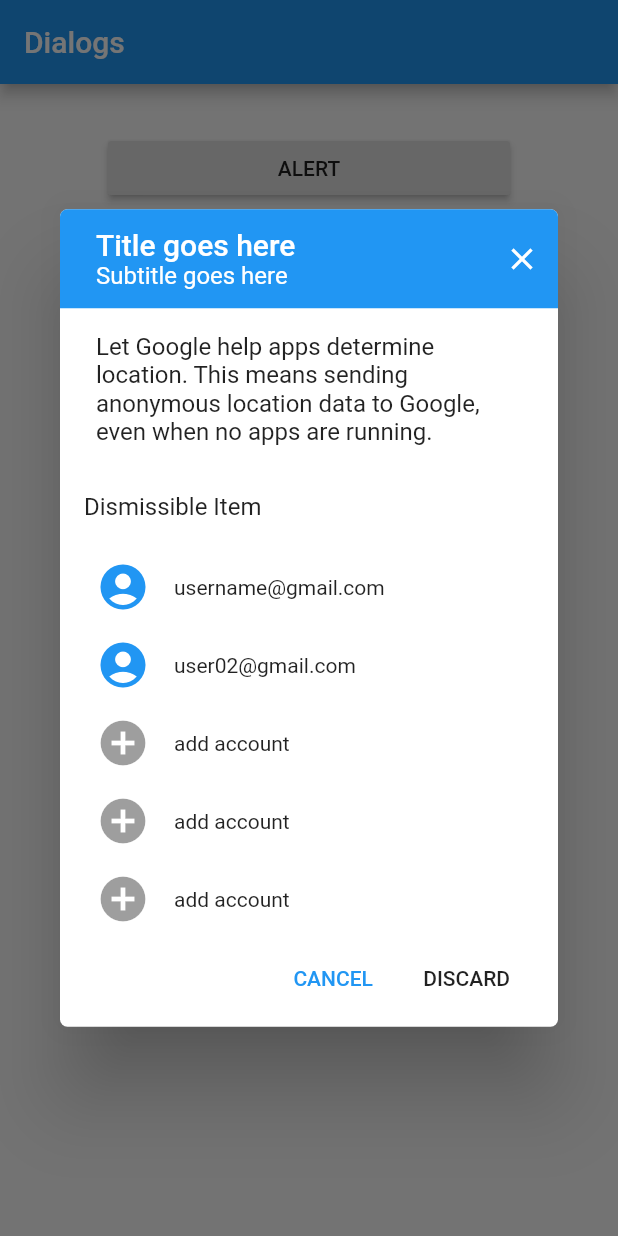
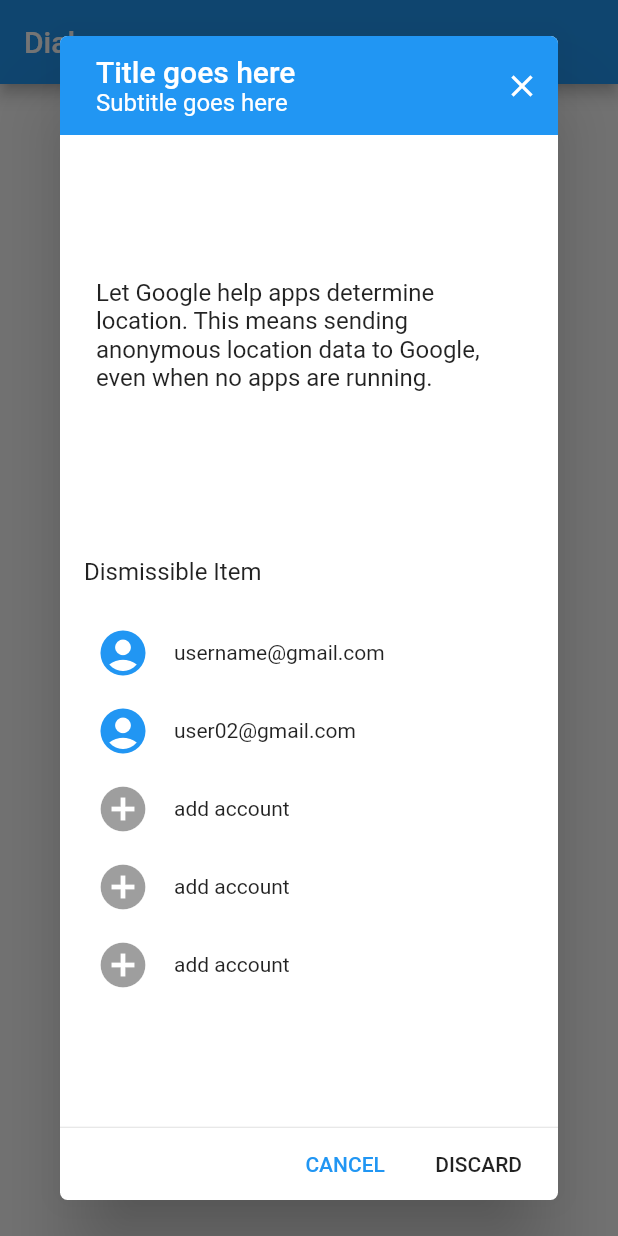
Before and after one commit to zubairehman/MaterialDialog, a Flutter app: the screen it shows after launch, after a tap on "SIMPLE", on a phone screen of 412 x 824 dp. Run offline on Flutter 3.47's test engine with Material 2 defaults, Android fonts, the phone set to English and light mode, and no system bars.

Commit message:
- added divider for actions

```diff
--- a/example/lib/ui/demo/dialog_demo.dart
+++ b/example/lib/ui/demo/dialog_demo.dart
@@ -190,6 +190,7 @@ class DialogDemoState extends State<DialogDemo> {
                   headerColor: Theme.of(context).primaryColor,
                   enableBackButton: false,
                   enableCloseButton: true,
+                  enableFullHeight: true,
                   title: Text(
                     'Title goes here',
                     style: TextStyle(color: Colors.white),
--- a/lib/widgets/button_bar.dart
+++ b/lib/widgets/button_bar.dart
@@ -64,8 +64,8 @@ class ButtonBar extends StatelessWidget {
       case ButtonBarLayoutBehavior.padded:
         return Padding(
           padding: EdgeInsets.symmetric(
-            vertical: paddingUnit,
-            horizontal: paddingUnit,
+//            vertical: paddingUnit,
+//            horizontal: paddingUnit,
           ),
           child: child,
         );
--- a/lib/widgets/dialog.dart
+++ b/lib/widgets/dialog.dart
@@ -780,8 +780,13 @@ class SimpleDialog extends StatelessWidget {
     }
 
     if (actions != null) {
-      body.add(buttonBar.ButtonBar(
-        children: actions,
+      body.add(Column(
+        children: <Widget>[
+          Divider(height: 1.0,),
+          buttonBar.ButtonBar(
+            children: actions,
+          ),
+        ],
       ));
     }
 
--- a/pubspec.yaml
+++ b/pubspec.yaml
@@ -1,6 +1,6 @@
 name: material_dialog
 description: A wrapper on top of simple dialog provided by flutter.
-version: 0.0.2
+version: 0.0.3
 author: Zubair Rehman <zubairehman.work@gmail.com>
 homepage: https://github.com/zubairehman/MaterialDialog.git
 
```
Also changed, not shown: example/pubspec.lock.
